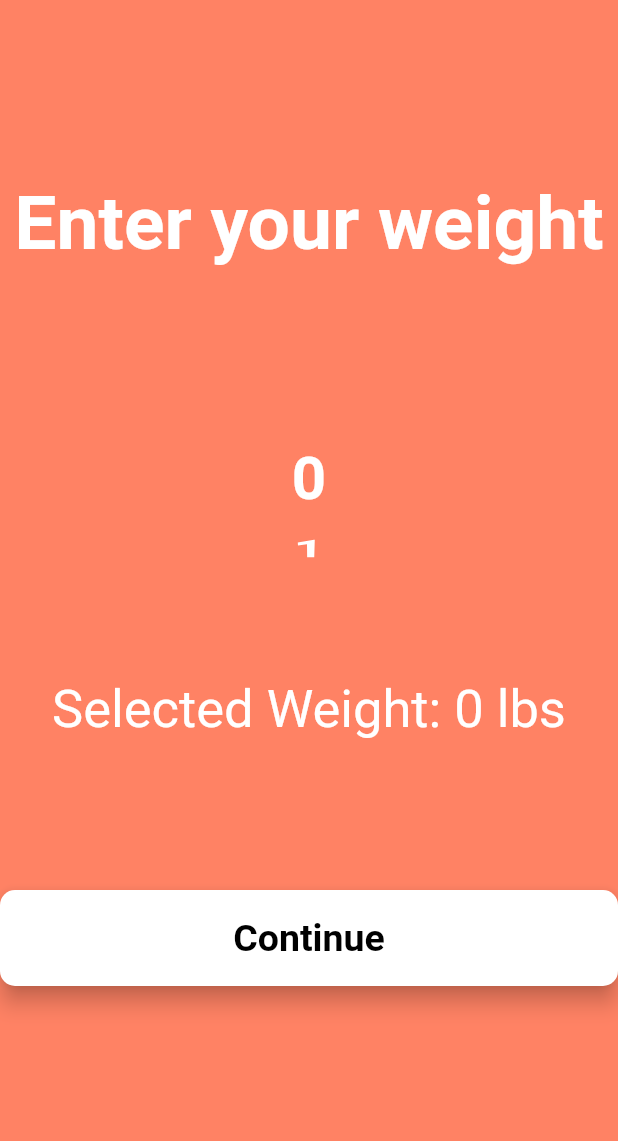
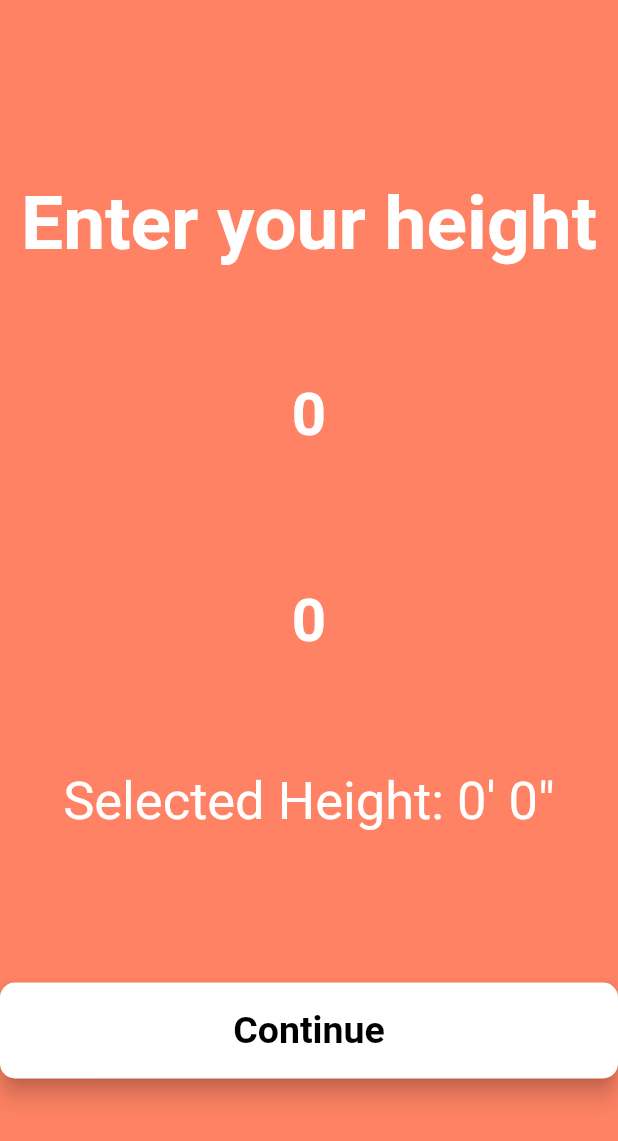
Before and after one commit to ahmadmua/PROG20261---Fire-Up-Fitness, a Flutter app: the screen it shows after launch, on a phone screen of 412 x 824 dp. Shown: the top 1141 px of the screen. Run offline on Flutter 3.47's test engine with Material 2 defaults, Android fonts, the phone set to English and light mode, and no system bars; our stand-ins replace cloud_firestore, firebase_auth, firebase_core, font_awesome_flutter; accounts and stored records are empty; Roboto replaces fonts that are missing (PT-Sans).

Commit message:
Height information screen

```diff
--- a/lib/main.dart
+++ b/lib/main.dart
@@ -1,5 +1,6 @@
 import 'package:flutter/material.dart';
 import 'package:firebase_core/firebase_core.dart';
+import 'package:project/userInfo/height/height-screen.dart';
 import 'package:project/userInfo/weight/weight-screen.dart';
 import 'welcome-screen.dart';
 
@@ -17,7 +18,7 @@ class MyApp extends StatelessWidget {
   Widget build(BuildContext context) {
       return const MaterialApp(
       title: 'Fire Up Fitness',
-      home: WeightScreen(),
+      home: HeightScreen(),
     );
   }
 }
--- /dev/null
+++ b/lib/userInfo/height/height-screen.dart
@@ -0,0 +1,153 @@
+import 'package:flutter/material.dart';
+import 'package:project/userInfo/weight/weight.dart';
+
+import 'height.dart';
+
+class HeightScreen extends StatefulWidget {
+  const HeightScreen({Key? key}) : super(key: key);
+
+  @override
+  State<HeightScreen> createState() => _HeightScreen();
+}
+
+class _HeightScreen extends State<HeightScreen> {
+
+   final FixedExtentScrollController _controller = FixedExtentScrollController();
+
+  int foot = 0;
+  int inches = 0;
+
+  @override
+  Widget build(BuildContext context) {
+
+    Widget _buildButton() {
+      return SizedBox(
+          height: 64,
+          width: double.infinity,
+          child: ElevatedButton(
+              style: ButtonStyle(
+                backgroundColor: MaterialStateProperty.all(
+                  Colors.white,
+                ),
+                elevation: MaterialStateProperty.all(6),
+                shape: MaterialStateProperty.all(
+                  const RoundedRectangleBorder(
+                    borderRadius: BorderRadius.all(
+                      Radius.circular(10),
+                    ),
+                  ),
+                ),
+              ),
+              onPressed: () {  },
+              child: const Text(
+                'Continue',
+                style: TextStyle(
+                  fontFamily: 'PT-Sans',
+                  fontSize: 25,
+                  fontWeight: FontWeight.bold,
+                  color: Colors.black,
+                ),
+              )));
+    }
+
+
+    return Scaffold(
+      backgroundColor: const Color.fromRGBO(255, 130, 100, 1),
+      body: Center(child: Column(children: <Widget>[
+        const SizedBox(
+          width: 500,
+          height: 120,
+        ),
+        const Flexible(
+          child: Text(
+            'Enter your height',
+            style: TextStyle(
+              fontFamily: 'PT-Sans',
+              fontSize: 50,
+              fontWeight: FontWeight.bold,
+              color: Colors.white,
+            ),
+          ),
+        ),
+
+
+        const SizedBox(
+          height:60,
+        ),
+
+        Flexible(
+                 child: ListWheelScrollView.useDelegate(
+                  onSelectedItemChanged: (index)=>
+                      setState(() {
+                        foot = index;
+                      }),
+                  controller: _controller,
+                  itemExtent: 50,
+                  perspective: 0.005,
+                  diameterRatio: 1.1,
+                  physics: const FixedExtentScrollPhysics(),
+                  childDelegate: ListWheelChildBuilderDelegate(
+                      childCount: 12,
+                      builder: (context, index) {
+                        return Height(
+                          height: index,
+                        );
+                      }),
+                 )),
+
+        const SizedBox(
+          height: 70,
+        ),
+
+              Flexible(
+
+              child: ListWheelScrollView.useDelegate(
+                onSelectedItemChanged: (index)=>
+                    setState(() {
+                      inches = index;
+                    }),
+                controller: _controller,
+                itemExtent: 50,
+                perspective: 0.005,
+                diameterRatio: 1.1,
+                physics: const FixedExtentScrollPhysics(),
+                childDelegate: ListWheelChildBuilderDelegate(
+                    childCount: 8,
+                    builder: (context, index) {
+                      return Weight(
+                        weight: index,
+                      );
+                    }),
+              ),
+
+            ),
+
+         const SizedBox(
+          height: 70,
+        ),
+
+        Flexible(child: Text(
+            "Selected Height: $foot' $inches\"",
+            style: const TextStyle(
+              fontFamily: 'PT-Sans',
+              fontSize: 35,
+              color: Colors.white,
+            )
+        ),
+        ),
+
+        const SizedBox(
+          height: 100,
+        ),
+
+        _buildButton(),
+
+        const SizedBox(
+          height: 70,
+        ),
+      ],
+    )
+    )
+    );
+  }
+}
--- /dev/null
+++ b/lib/userInfo/height/height.dart
@@ -0,0 +1,25 @@
+// ignore_for_file: prefer_const_constructors
+
+import 'package:flutter/material.dart';
+
+class Height extends StatelessWidget {
+  int height;
+  Height({Key? key, required this.height}) : super(key: key);
+
+  @override
+  Widget build(BuildContext context) {
+    return Padding(
+      padding: const EdgeInsets.symmetric(vertical: 5.0),
+      child: Center(
+        child: Text(
+          height.toString(),
+          style: TextStyle(
+            fontSize: 40,
+            color: Colors.white,
+            fontWeight: FontWeight.bold,
+          ),
+        ),
+      ),
+    );
+  }
+}
```
